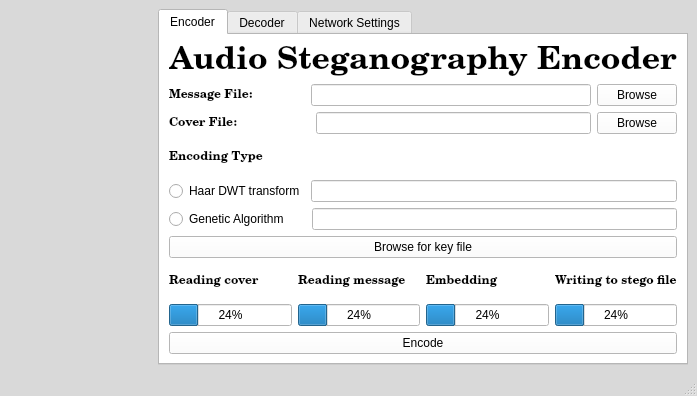
This is src/ClientGUI.ui in jrgouws16/Audio-Steganograpy as Qt 5 draws it before an edit. The edited form follows.
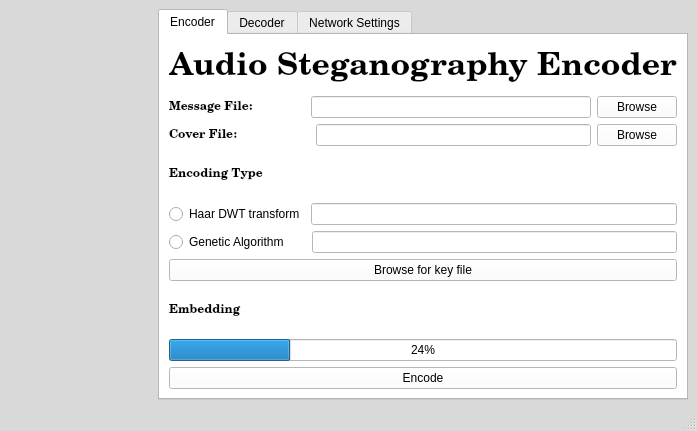
This is the edited form. The open tabs and pages were chosen to show the change.

Commit message: Added some user input error detection. Now wav and txt message files allowed

The edit to the form file:
```diff
--- a/src/ClientGUI.ui
+++ b/src/ClientGUI.ui
@@ -7,7 +7,7 @@
     <x>0</x>
     <y>0</y>
     <width>697</width>
-    <height>396</height>
+    <height>431</height>
    </rect>
   </property>
   <property name="palette">
@@ -1101,34 +1101,6 @@
               </item>
               <item>
                <layout class="QHBoxLayout" name="horizontalLayout_8">
-                <item>
-                 <widget class="QLabel" name="label_type_9">
-                  <property name="font">
-                   <font>
-                    <family>Century Schoolbook L</family>
-                    <weight>75</weight>
-                    <bold>true</bold>
-                   </font>
-                  </property>
-                  <property name="text">
-                   <string>Reading cover</string>
-                  </property>
-                 </widget>
-                </item>
-                <item>
-                 <widget class="QLabel" name="label_type_10">
-                  <property name="font">
-                   <font>
-                    <family>Century Schoolbook L</family>
-                    <weight>75</weight>
-                    <bold>true</bold>
-                   </font>
-                  </property>
-                  <property name="text">
-                   <string>Reading message</string>
-                  </property>
-                 </widget>
-                </item>
                 <item>
                  <widget class="QLabel" name="label_type_8">
                   <property name="font">
@@ -1143,38 +1115,10 @@
                   </property>
                  </widget>
                 </item>
-                <item>
-                 <widget class="QLabel" name="label_type_7">
-                  <property name="font">
-                   <font>
-                    <family>Century Schoolbook L</family>
-                    <weight>75</weight>
-                    <bold>true</bold>
-                   </font>
-                  </property>
-                  <property name="text">
-                   <string>Writing to stego file</string>
-                  </property>
-                 </widget>
-                </item>
                </layout>
               </item>
               <item>
                <layout class="QHBoxLayout" name="horizontalLayout_9">
-                <item>
-                 <widget class="QProgressBar" name="progressBar_reading">
-                  <property name="value">
-                   <number>24</number>
-                  </property>
-                 </widget>
-                </item>
-                <item>
-                 <widget class="QProgressBar" name="progressBar_message">
-                  <property name="value">
-                   <number>24</number>
-                  </property>
-                 </widget>
-                </item>
                 <item>
                  <widget class="QProgressBar" name="progressBar_embedding">
                   <property name="value">
@@ -1182,13 +1126,6 @@
                   </property>
                  </widget>
                 </item>
-                <item>
-                 <widget class="QProgressBar" name="progressBar_writing">
-                  <property name="value">
-                   <number>24</number>
-                  </property>
-                 </widget>
-                </item>
                </layout>
               </item>
               <item>
```
Left out of the diff: 177 changed lines with no effect on the pictures. The commit also changes 19 other files.
